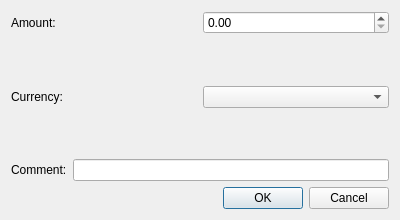
EmreBilal98/Saving_Organizator, file adddialog.ui: the form before one commit.
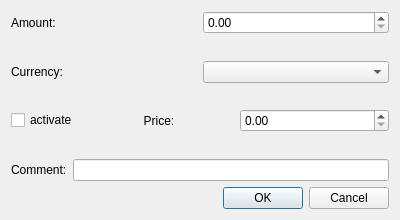
The form after the commit.

Patch:
```diff
--- a/adddialog.ui
+++ b/adddialog.ui
@@ -57,6 +57,50 @@
        </item>
       </layout>
      </item>
+     <item>
+      <spacer name="verticalSpacer_3">
+       <property name="orientation">
+        <enum>Qt::Orientation::Vertical</enum>
+       </property>
+       <property name="sizeHint" stdset="0">
+        <size>
+         <width>377</width>
+         <height>18</height>
+        </size>
+       </property>
+      </spacer>
+     </item>
+     <item>
+      <layout class="QHBoxLayout" name="horizontalLayout_4" stretch="0,5,5">
+       <item>
+        <widget class="QCheckBox" name="chk_activate">
+         <property name="text">
+          <string>activate</string>
+         </property>
+        </widget>
+       </item>
+       <item>
+        <widget class="QLabel" name="label_4">
+         <property name="text">
+          <string>Price:</string>
+         </property>
+         <property name="alignment">
+          <set>Qt::AlignmentFlag::AlignCenter</set>
+         </property>
+        </widget>
+       </item>
+       <item>
+        <widget class="QDoubleSpinBox" name="Price_spinbox">
+         <property name="maximum">
+          <double>10000000.000000000000000</double>
+         </property>
+         <property name="singleStep">
+          <double>10.000000000000000</double>
+         </property>
+        </widget>
+       </item>
+      </layout>
+     </item>
      <item>
       <spacer name="verticalSpacer_2">
        <property name="orientation">
```
